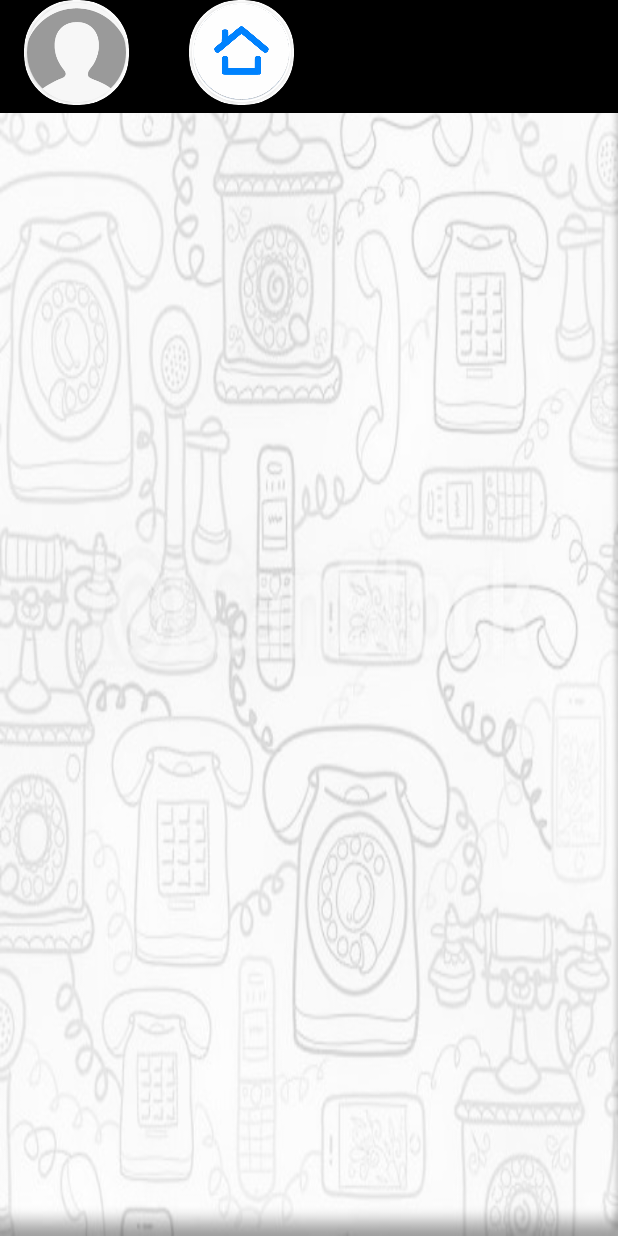
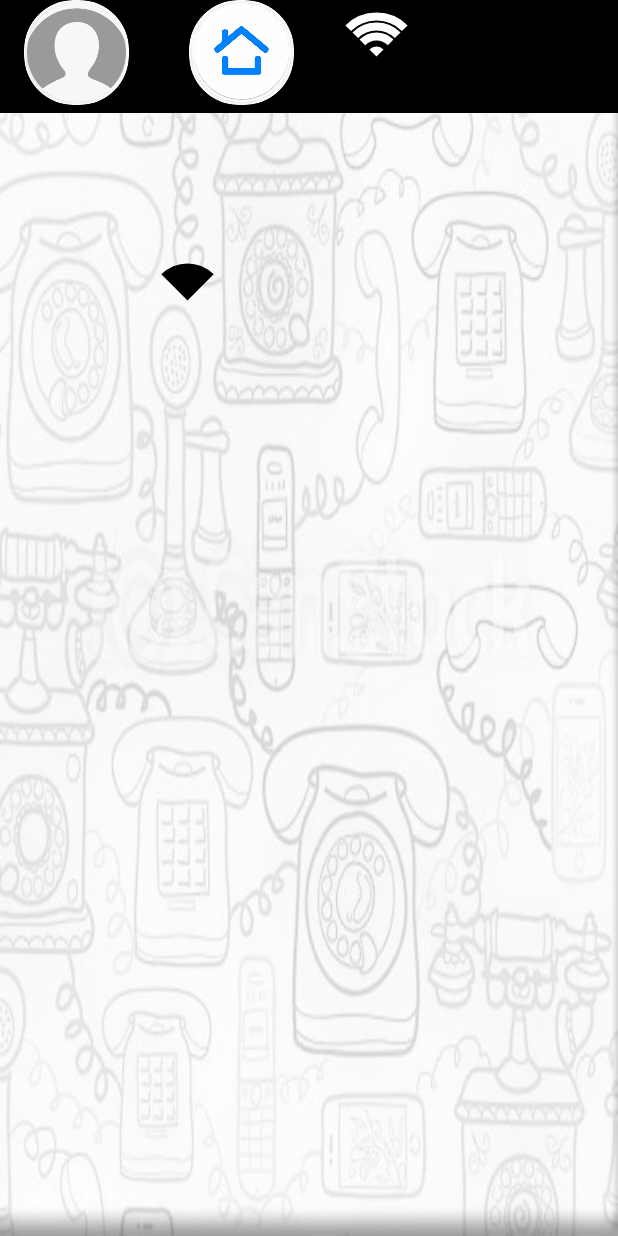
Before and after one commit to RoyIdan/RoyIdanProject, an Android app: the TestingActivity screen opened directly, with no data from a screen before it, on a phone screen of 412 x 824 dp. Run offline under Robolectric (Android 15) with nearby library versions, the phone set to English and light mode, and no system bars; our stand-ins replace Room's generated code; Roboto replaces fonts that are not available here.

Commit message:
20/3 idk what have i done.

```diff
--- a/app/src/main/java/com/example/royidanproject/Application/RoyIdanProject.java
+++ b/app/src/main/java/com/example/royidanproject/Application/RoyIdanProject.java
@@ -48,13 +48,17 @@ public class RoyIdanProject extends Application {
             }
         }
 
-        Intent intent = new Intent(RoyIdanProject.this, MusicService.class);
-        intent.putExtra("isRunning", true);
-        startService(intent);
+        startService();
 
 //        startActivity(new Intent(getApplicationContext(), MainActivity.class).
 //                addFlags(Intent.FLAG_ACTIVITY_NEW_TASK));
 
+    }
+
+    private void startService() {
+        Intent intent = new Intent(RoyIdanProject.this, MusicService.class);
+        intent.putExtra("isRunning", true);
+        startService(intent);
     }
 
     private void addSampleManager() {
--- a/app/src/main/java/com/example/royidanproject/Services/MusicService.java
+++ b/app/src/main/java/com/example/royidanproject/Services/MusicService.java
@@ -18,7 +18,7 @@ public class MusicService extends Service implements MediaPlayer.OnCompletionLis
     public void onCreate() {
         super.onCreate();
 
-        player = MediaPlayer.create(getApplicationContext(), R.raw.music_elevator);
+        player = MediaPlayer.create(getApplicationContext(), R.raw.music_spring_in_my_step);
         player.setVolume(100f, 100f);
 
     }
--- a/app/src/main/java/com/example/royidanproject/TestingActivity.java
+++ b/app/src/main/java/com/example/royidanproject/TestingActivity.java
@@ -21,6 +21,7 @@ import com.example.royidanproject.DatabaseFolder.AppDatabase;
 import com.example.royidanproject.DatabaseFolder.Users;
 import com.example.royidanproject.Utility.ToolbarManager;
 import com.example.royidanproject.Utility.UserImages;
+import com.example.royidanproject.Views.WifiView;
 
 import static com.example.royidanproject.MainActivity.SP_NAME;
 
@@ -45,6 +46,8 @@ public class TestingActivity extends AppCompatActivity {
         db = AppDatabase.getInstance(this);
         sp = getSharedPreferences(SP_NAME, 0);
 
+        ((WifiView) findViewById(R.id.wifi)).startAnim();
+
 
         llRoot = findViewById(R.id.llRoot);
 
--- a/app/src/main/java/com/example/royidanproject/Utility/PermissionManager.java
+++ b/app/src/main/java/com/example/royidanproject/Utility/PermissionManager.java
@@ -22,7 +22,7 @@ import androidx.core.content.ContextCompat;
 
 import com.example.royidanproject.R;
 
-public final class PermissionManager implements ActivityCompat.OnRequestPermissionsResultCallback, View.OnClickListener {
+public class PermissionManager implements ActivityCompat.OnRequestPermissionsResultCallback, View.OnClickListener {
     private static final int LAYOUT_ID = R.layout.custom_request_permissions;
 
     private static final int SMS = 1;
--- a/app/src/main/java/com/example/royidanproject/Utility/ToolbarManager.java
+++ b/app/src/main/java/com/example/royidanproject/Utility/ToolbarManager.java
@@ -20,6 +20,7 @@ import com.example.royidanproject.OrderHistoryActivity;
 import com.example.royidanproject.R;
 import com.example.royidanproject.RegisterActivity;
 import com.example.royidanproject.UsersActivity;
+import com.example.royidanproject.Views.WifiView;
 
 import androidx.appcompat.app.AppCompatActivity;
 
@@ -38,6 +39,8 @@ public class ToolbarManager {
 
     private TextView tvCartItems;
 
+    private WifiView wifiView;
+
     private boolean isGuest;
 
     public ToolbarManager(AppCompatActivity activity, Toolbar toolbar) {
@@ -52,6 +55,8 @@ public class ToolbarManager {
         ivHome = toolbar.findViewById(R.id.ivHome);
 
         tvCartItems = toolbar.findViewById(R.id.tvCartItems);
+
+        wifiView = toolbar.findViewById(R.id.wifi);
 
         long userId = sp.getLong("id", 0);
         isGuest = userId == 0;
@@ -81,6 +86,8 @@ public class ToolbarManager {
         }
         mActivity.setSupportActionBar(toolbar);
         ivPhoto.setOnClickListener(this::showPopup);
+
+        wifiView.startAnim();
     }
 
     private void showPopup(View v) {
--- /dev/null
+++ b/app/src/main/java/com/example/royidanproject/Views/WifiView.java
@@ -0,0 +1,157 @@
+package com.example.royidanproject.Views;
+
+import android.animation.Animator;
+import android.animation.AnimatorListenerAdapter;
+import android.animation.ValueAnimator;
+import android.content.Context;
+import android.content.res.TypedArray;
+import android.graphics.Canvas;
+import android.graphics.Color;
+import android.graphics.Paint;
+import android.graphics.RectF;
+import android.util.AttributeSet;
+import android.view.View;
+
+import com.example.royidanproject.R;
+
+/**
+ * Wifi图标.
+ */
+public class WifiView extends View {
+    private int mWifiColor = Color.WHITE; //颜色
+
+    private Paint mPaint;
+    private float mWidth = 0f;
+    private ValueAnimator valueAnimator;
+    private int mAnimatedValue = 0;
+    private RectF mRectF;
+    private int r = 0;
+
+    public WifiView(Context context) {
+        super(context);
+        init(null, 0);
+    }
+
+    public WifiView(Context context, AttributeSet attrs) {
+        super(context, attrs);
+        init(attrs, 0);
+    }
+
+    public WifiView(Context context, AttributeSet attrs, int defStyle) {
+        super(context, attrs, defStyle);
+        init(attrs, defStyle);
+    }
+
+    private void init(AttributeSet attrs, int defStyle) {
+        final TypedArray a = getContext().obtainStyledAttributes(attrs, R.styleable.WifiView, defStyle, 0);
+        mWifiColor = a.getColor(R.styleable.WifiView_wifiColor, mWifiColor);
+        a.recycle();
+        mPaint = new Paint();
+        mPaint.setAntiAlias(true);
+        mPaint.setStyle(Paint.Style.FILL);
+        mPaint.setColor(mWifiColor);
+        mPaint.setStrokeWidth(8);
+    }
+
+    /**
+     * getWidth()和getMeasuredWidth()的区别
+     * getWidth(): View在设定好布局后，整个View的宽度
+     * getMeasuredWidth()：对View上的内容进行测量后得到的View内容占据的宽度。
+     * 很简单，getWidth()就是View显示之后的width，而getMeasuredWidth，
+     * 从前面的源代码就可以看出来其实是在measure里面传入的参数，具体是否一样完全要看程序最后的计算。
+     */
+    // 如果对View的宽高进行修改了之后，不要调用super.onMeasure(widthMeasureSpec,heightMeasureSpec);
+    // 要调用setMeasuredDimension(widthsize,heightsize); 这个函数。
+    @Override
+    protected void onMeasure(int widthMeasureSpec, int heightMeasureSpec) {
+        super.onMeasure(widthMeasureSpec, heightMeasureSpec);
+        if (getMeasuredWidth() > getHeight())
+            mWidth = getMeasuredHeight();
+        else
+            mWidth = getMeasuredWidth();
+        r = (int) (mWidth / 10);
+    }
+
+    @Override
+    protected void onDraw(Canvas canvas) {
+        super.onDraw(canvas);
+        // canvas.save(); //锁画布(为了保存之前的画布状态)
+        mRectF = new RectF(mWidth / 2 - r, mWidth / 2 - r, mWidth / 2 + r, mWidth / 2 + r);
+        mPaint.setStyle(Paint.Style.FILL);
+        canvas.drawArc(mRectF, 225, 90, true, mPaint);
+        mPaint.setStyle(Paint.Style.STROKE);
+        if (mAnimatedValue > 0 && mAnimatedValue < 5) {
+            for (int i = 1; i < mAnimatedValue; i++) {
+                mRectF = new RectF(mWidth / 2 - r * (1 + i), mWidth / 2 - r * (1 + i), mWidth / 2 + r * (1 + i), mWidth / 2 + r * (1 + i));
+                canvas.drawArc(mRectF, 225, 90, false, mPaint);
+            }
+        }
+        //  canvas.restore();
+    }
+
+
+    public void startAnim() {
+        stopAnim();
+        startViewAnim(1, 5, 3000);
+    }
+
+
+    public void stopAnim() {
+        if (valueAnimator != null) {
+            clearAnimation();
+            valueAnimator.setRepeatCount(0);
+            valueAnimator.cancel();
+            valueAnimator.end();
+            mAnimatedValue = 0;
+            postInvalidate();
+        }
+    }
+
+    private ValueAnimator startViewAnim(int start, int end, long time) {
+        valueAnimator = ValueAnimator.ofInt(start, end);
+        valueAnimator.setDuration(time);
+        valueAnimator.setRepeatCount(ValueAnimator.INFINITE);
+        valueAnimator.setRepeatMode(ValueAnimator.RESTART);
+        valueAnimator.addUpdateListener(new ValueAnimator.AnimatorUpdateListener() {
+            @Override
+            public void onAnimationUpdate(ValueAnimator animation) {
+                mAnimatedValue = (int) animation.getAnimatedValue();
+                invalidate();
+            }
+        });
+        valueAnimator.addListener(new AnimatorListenerAdapter() {
+            @Override
+            public void onAnimationStart(Animator animation) {
+                super.onAnimationStart(animation);
+            }
+
+            @Override
+            public void onAnimationEnd(Animator animation) {
+                super.onAnimationEnd(animation);
+            }
+        });
+        if (!valueAnimator.isRunning()) {
+            valueAnimator.start();
+        }
+        return valueAnimator;
+    }
+
+
+    /**
+     * 取颜色
+     *
+     * @return 颜色
+     */
+    public int getWifiColor() {
+        return mWifiColor;
+    }
+
+    /**
+     * 设置颜色
+     *
+     * @param color 颜色
+     */
+    public void setWifiColor(int color) {
+        mWifiColor = color;
+    }
+}
--- a/app/src/main/res/layout/activity_testing.xml
+++ b/app/src/main/res/layout/activity_testing.xml
@@ -12,5 +12,11 @@
 
     <include layout="@layout/custom_toolbar" />
 
+    <com.example.royidanproject.Views.WifiView
+        android:layout_width="200dp"
+        android:layout_height="250dp"
+        custom:wifiColor="@color/black"
+        android:id="@+id/wifi"/>
+
 
 </LinearLayout>
--- a/app/src/main/res/layout/custom_toolbar.xml
+++ b/app/src/main/res/layout/custom_toolbar.xml
@@ -147,6 +147,17 @@
 
         </LinearLayout>
 
+        <Space
+            android:layout_width="20dp"
+            android:layout_height="0dp"
+            android:background="@color/black" />
+
+        <com.example.royidanproject.Views.WifiView
+            android:layout_width="70dp"
+            android:layout_height="70dp"
+            app:wifiColor="@color/white"
+            android:id="@+id/wifi"/>
+
     </LinearLayout>
 
 </androidx.appcompat.widget.Toolbar>
--- a/app/src/main/res/layout/custom_toolbar2.xml
+++ /dev/null
@@ -1,7 +0,0 @@
-<?xml version="1.0" encoding="utf-8"?>
-<Toolbar xmlns:android="http://schemas.android.com/apk/res/android"
-    android:layout_width="match_parent"
-    android:layout_height="60dp"
-    android:background="@color/black">
-
-</Toolbar>
--- a/app/src/main/res/values/attrs.xml
+++ b/app/src/main/res/values/attrs.xml
@@ -11,8 +11,7 @@
             <enum name="VISA" value="3"/>
         </attr>
     </declare-styleable>
-    <declare-styleable name="BatteryView">
-        <attr name="bv_percent" format="integer" />
-        <attr name="bv_charging" format="boolean" />
+    <declare-styleable name="WifiView">
+        <attr name="wifiColor" format="color" >@Color/Black</attr>
     </declare-styleable>
 </resources>
```
Also changed, not shown: 2 other files.
